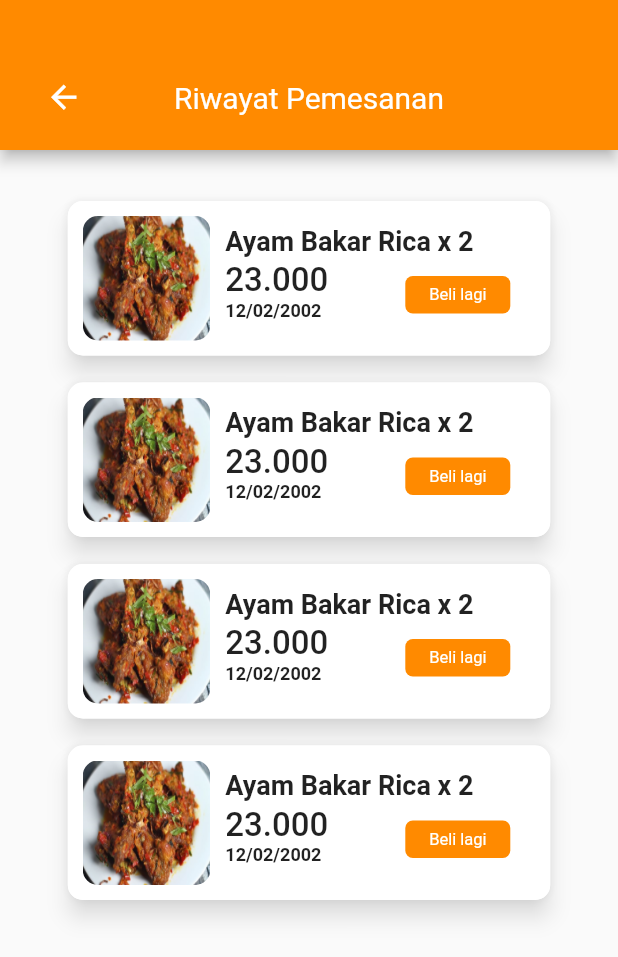
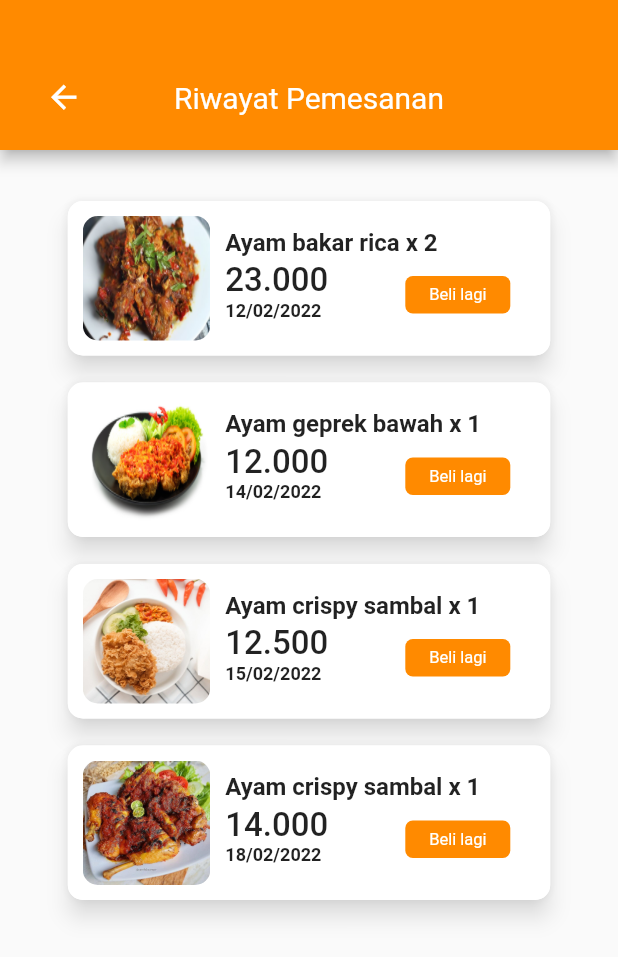
Before and after one commit to snykk/Ayummy, a Flutter app: the RiwayatPemesanan screen opened by its route, on a phone screen of 412 x 824 dp. Shown: the top 957 px of the screen. Run offline on Flutter 3.47's test engine with Material 2 defaults, Android fonts, the phone set to English and light mode, and no system bars.

Commit message:
set argument of card widget

```diff
--- a/lib/app/views/main/favorite/favorit_page.dart
+++ b/lib/app/views/main/favorite/favorit_page.dart
@@ -20,9 +20,10 @@ class _FavoritePageState extends State<FavoritePage> {
         childAspectRatio: 8 / 9,
       ),
       children: const <Widget>[
-        ProductCard(),
-        ProductCard(),
-        ProductCard(),
+        ProductCard(image: "assets/makanan/ayam_bakar_madu.jpg", food: "Ayam bakar madu", price: "11,500"),
+        ProductCard(image: "assets/makanan/ayam_geprek.jpg", food: "Ayam geprek", price: "12,000"),
+        ProductCard(image: "assets/makanan/ayam_bakar_rica.jpg", food: "Ayam bakar rica", price: "23,000"),
+        ProductCard(image: "assets/makanan/ayam_crispy.jpg", food: "Ayam crispy sambal", price: "12,500"),
       ],
     );
   }
--- a/lib/app/views/main/home/home_page.dart
+++ b/lib/app/views/main/home/home_page.dart
@@ -20,12 +20,13 @@ class _HomePageState extends State<HomePage> {
         childAspectRatio: 8 / 9,
       ),
       children: const <Widget>[
-        ProductCard(),
-        ProductCard(),
-        ProductCard(),
-        ProductCard(),
-        ProductCard(),
-        ProductCard(),
+        ProductCard(image: "assets/makanan/ayam_bakar_madu.jpg", food: "Ayam bakar madu", price: "11,500"),
+        ProductCard(image: "assets/makanan/ayam_bakar_rica.jpg", food: "Ayam bakar rica", price: "11,500"),
+        ProductCard(image: "assets/makanan/ayam_crispy.jpg", food: "Ayam crispy sambal", price: "11,500"),
+        ProductCard(image: "assets/makanan/ayam_geprek.jpg", food: "Ayam geprek bawang", price: "11,500"),
+        ProductCard(image: "assets/makanan/ayam_goreng_mentega.jpg", food: "Ayam goreng mentega", price: "11,500"),
+        ProductCard(image: "assets/makanan/ayam_teriyaki.jpeg", food: "Ayam teriyaki", price: "11,500"),
+        ProductCard(image: "assets/makanan/ayam_pok_pok.jpg", food: "Ayam pokpok", price: "11,500"),
       ],
     );
   }
--- a/lib/app/views/main/profile/riwayat_pemesanan.dart
+++ b/lib/app/views/main/profile/riwayat_pemesanan.dart
@@ -25,13 +25,13 @@ class RiwayatPemesanan extends StatelessWidget {
             height: MediaQuery.of(context).size.height,
             child: Column(
               children: const [
-                CardRiwayatPemesanan(),
+                CardRiwayatPemesanan(image: "assets/makanan/ayam_bakar_rica.jpg", quantity: 2, food: "Ayam bakar rica", price: "23.000", date: "12/02/2022"),
                 SizedBox(height: 10,),
-                CardRiwayatPemesanan(),
+                CardRiwayatPemesanan(image: "assets/makanan/ayam_geprek.jpg", quantity: 1, food: "Ayam geprek bawah", price: "12.000", date: "14/02/2022"),
                 SizedBox(height: 10,),
-                CardRiwayatPemesanan(),
+                CardRiwayatPemesanan(image: "assets/makanan/ayam_crispy.jpg", quantity: 1, food: "Ayam crispy sambal", price: "12.500", date: "15/02/2022"),
                 SizedBox(height: 10,),
-                CardRiwayatPemesanan(),
+                CardRiwayatPemesanan(image: "assets/makanan/ayam_bakar_madu.jpg", quantity: 1, food: "Ayam crispy sambal", price: "14.000", date: "18/02/2022"),
                 SizedBox(height: 10,),
               ],
             ),
--- a/lib/app/views/main/profile/widgets/card_riwayat_pemesanan.dart
+++ b/lib/app/views/main/profile/widgets/card_riwayat_pemesanan.dart
@@ -1,9 +1,19 @@
 import 'package:flutter/material.dart';
 
 class CardRiwayatPemesanan extends StatelessWidget {
-  const CardRiwayatPemesanan({
-    Key? key,
-  }) : super(key: key);
+  final String image;
+  final int quantity;
+  final String food;
+  final String price;
+  final String date;
+  const CardRiwayatPemesanan(
+      {Key? key,
+      required this.image,
+      required this.quantity,
+      required this.food,
+      required this.price,
+      required this.date})
+      : super(key: key);
 
   @override
   Widget build(BuildContext context) {
@@ -23,13 +33,15 @@ class CardRiwayatPemesanan extends StatelessWidget {
                 ),
                 child: ClipRRect(
                   borderRadius: BorderRadius.circular(10),
-                child: const Image(
+                  child: Image(
                     fit: BoxFit.fill,
-                  image: AssetImage("assets/makanan/ayam_bakar_rica.jpg"),
+                    image: AssetImage(image),
                   ),
                 ),
               ),
-            const SizedBox(width: 10,),
+              const SizedBox(
+                width: 10,
+              ),
               Column(
                 children: [
                   Container(
@@ -37,7 +49,10 @@ class CardRiwayatPemesanan extends StatelessWidget {
                     padding: const EdgeInsets.only(bottom: 3),
                     width: 205,
                     height: 30,
-                  child: const Text("Ayam Bakar Rica x ${2}", style: TextStyle(fontSize: 18,fontWeight: FontWeight.bold),),
+                    child: Text(
+                      food + " x " + quantity.toString(),
+                      style : const TextStyle(fontSize: 16, fontWeight: FontWeight.bold),
+                    ),
                   ),
                   SizedBox(
                     width: 205,
@@ -50,11 +65,17 @@ class CardRiwayatPemesanan extends StatelessWidget {
                           child: Column(
                             crossAxisAlignment: CrossAxisAlignment.start,
                             mainAxisAlignment: MainAxisAlignment.start,
-                          children: const [
+                            children: [
                               Text(
-                              "23.000",style: TextStyle(fontSize: 22, fontWeight: FontWeight.w500),
+                                price,
+                                style: const TextStyle(
+                                    fontSize: 22, fontWeight: FontWeight.w500),
                               ),
-                            Text("12/02/2002",style: TextStyle(fontSize: 12,fontWeight: FontWeight.bold),)
+                              Text(
+                                date,
+                                style: const TextStyle(
+                                    fontSize: 12, fontWeight: FontWeight.bold),
+                              )
                             ],
                           ),
                         ),
@@ -66,7 +87,11 @@ class CardRiwayatPemesanan extends StatelessWidget {
                             color: const Color(0xffff8a00),
                           ),
                           child: const Center(
-                          child: Text("Beli lagi",style: TextStyle(fontSize: 11, color: Colors.white),),
+                            child: Text(
+                              "Beli lagi",
+                              style:
+                                  TextStyle(fontSize: 11, color: Colors.white),
+                            ),
                           ),
                         )
                       ],
```
Also changed, not shown: lib/app/views/main/checkout/checkout_page.dart (+7 -4 lines), lib/app/views/main/checkout/widgets/checkout_card.dart (+10 -7 lines), lib/app/views/main/widgets/product_card.dart (+11 -8 lines), assets/makanan/ayam_pok_pok.jpg (renamed from assets/makanan/chicken_pok_pok.jpg), assets/makanan/ayam_pok_pok2.jpg (renamed from assets/makanan/chicken_pok_pok 2.jpg), assets/makanan/ayam_pok_pok3.png (renamed from assets/makanan/chicken_pok_pok_3.png). Lines whose indentation alone changed are shown as unchanged.
